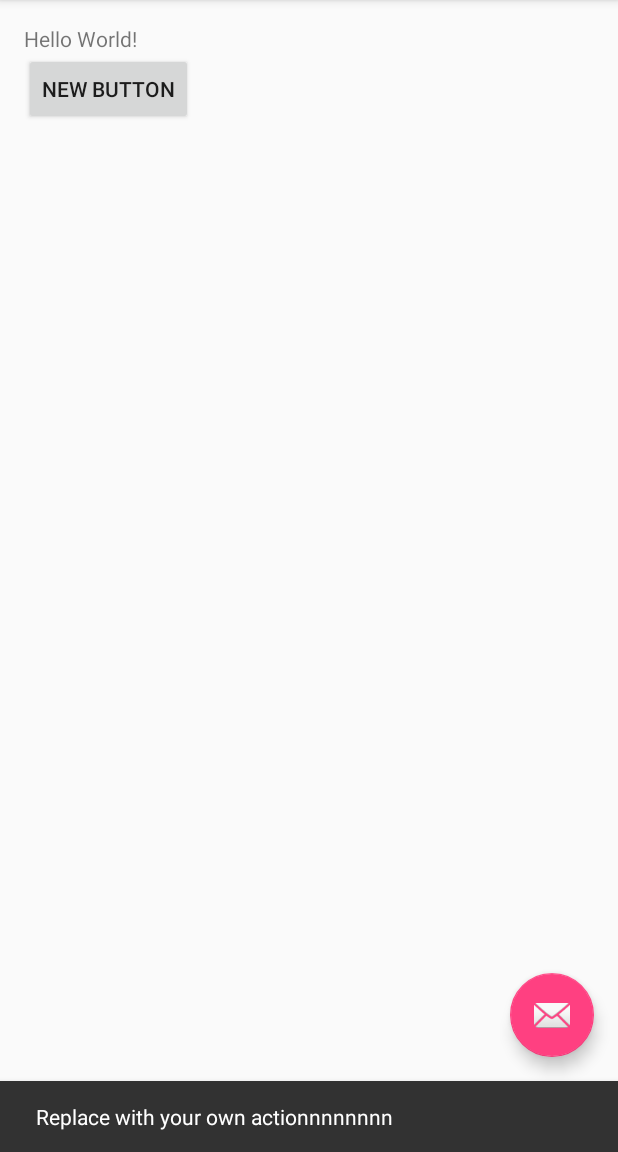
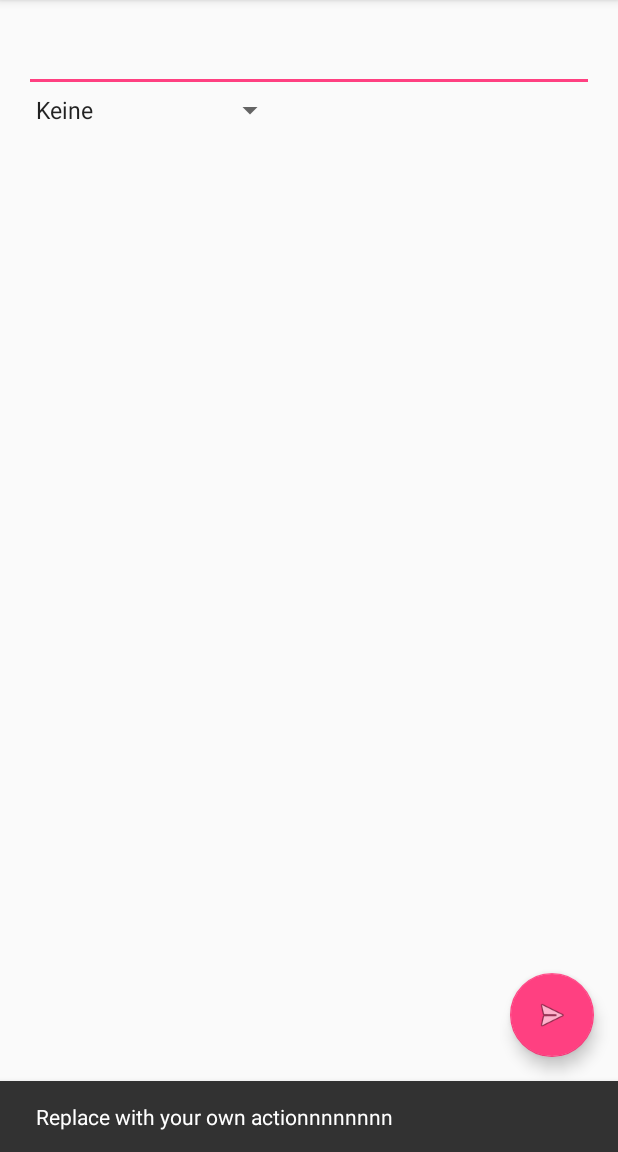
Before and after one commit to w-hs/home-bacon, an Android app: the screen it shows after launch (MainActivity), after a tap on an icon or button, on a phone screen of 412 x 824 dp, the part 84-1236 px from its top. Run offline under Robolectric (Android 15) with nearby library versions, the light colour scheme and no system bars.

Commit message:
erstes layout mobile

```diff
--- a/HomeBacon/mobile/src/main/java/de/whs/homebacon/MainActivity.java
+++ b/HomeBacon/mobile/src/main/java/de/whs/homebacon/MainActivity.java
@@ -8,6 +8,8 @@ import android.support.v7.widget.Toolbar;
 import android.view.View;
 import android.view.Menu;
 import android.view.MenuItem;
+import android.widget.ArrayAdapter;
+import android.widget.Spinner;
 
 public class MainActivity extends AppCompatActivity {
 
@@ -26,6 +28,13 @@ public class MainActivity extends AppCompatActivity {
                         .setAction("Action", null).show();
             }
         });
+
+        Spinner spinner = (Spinner) findViewById(R.id.eventSpinner);
+        ArrayAdapter<CharSequence> adapter = ArrayAdapter.createFromResource(this,
+                R.array.eventTypes, android.R.layout.simple_spinner_item);
+        adapter.setDropDownViewResource(android.R.layout.simple_spinner_dropdown_item);
+        spinner.setAdapter(adapter);
+
     }
 
 
--- a/HomeBacon/mobile/src/main/res/layout/activity_main.xml
+++ b/HomeBacon/mobile/src/main/res/layout/activity_main.xml
@@ -20,6 +20,6 @@
     <android.support.design.widget.FloatingActionButton android:id="@+id/fab"
         android:layout_width="wrap_content" android:layout_height="wrap_content"
         android:layout_gravity="bottom|end" android:layout_margin="@dimen/fab_margin"
-        android:src="@android:drawable/ic_dialog_email" />
+        android:src="@android:drawable/ic_menu_send" />
 
 </android.support.design.widget.CoordinatorLayout>
--- a/HomeBacon/mobile/src/main/res/layout/content_main.xml
+++ b/HomeBacon/mobile/src/main/res/layout/content_main.xml
@@ -9,16 +9,18 @@
     app:layout_behavior="@string/appbar_scrolling_view_behavior"
     tools:showIn="@layout/activity_main" tools:context=".MainActivity">
 
-    <TextView android:text="Hello World!" android:layout_width="wrap_content"
-        android:layout_height="wrap_content"
-        android:id="@+id/textView" />
-
-    <Button
+    <EditText
         android:layout_width="wrap_content"
         android:layout_height="wrap_content"
-        android:text="New Button"
-        android:id="@+id/button"
-        android:layout_below="@+id/textView"
+        android:id="@+id/editText"
+        android:layout_alignParentTop="true"
         android:layout_alignParentStart="true"
-        />
+        android:layout_alignParentEnd="true" />
+
+    <Spinner
+        android:layout_width="wrap_content"
+        android:layout_height="wrap_content"
+        android:id="@+id/eventSpinner"
+        android:layout_below="@+id/editText"
+        android:layout_alignParentStart="true" />
 </RelativeLayout>
--- /dev/null
+++ b/HomeBacon/mobile/src/main/res/values/EventsTypes.xml
@@ -0,0 +1,9 @@
+<?xml version="1.0" encoding="utf-8"?>
+<resources>
+    <string-array name="eventTypes">
+        <item>Keine</item>
+        <item>Beim Betreten</item>
+        <item>Beim Verlassen</item>
+    </string-array>
+
+</resources>
```
